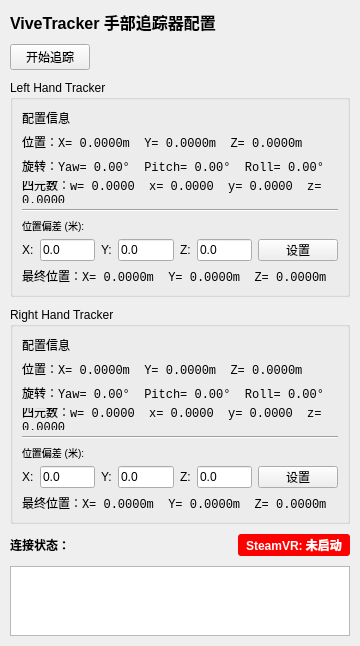
Qt form ui/vive_tracker_info_widget.ui (FOHEART/MotionGloveSDK_python) before a commit.
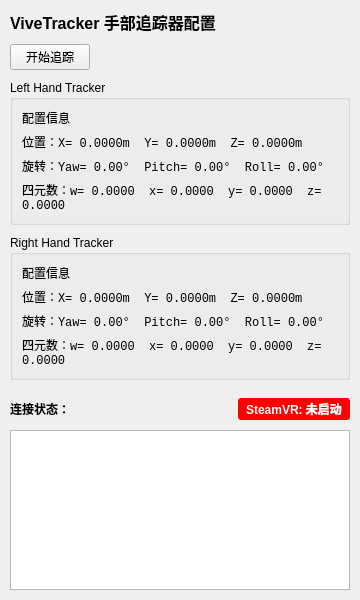
The same form after that commit.

Commit message: Refactor Vive Tracker UI and Enhance Automatic Attach/Apply Functionality

Diff of the .ui file:
```diff
--- a/ui/vive_tracker_info_widget.ui
+++ b/ui/vive_tracker_info_widget.ui
@@ -133,138 +133,6 @@
         </property>
        </widget>
       </item>
-      <item>
-       <widget class="QFrame" name="leftBiasSeparator">
-        <property name="frameShape">
-         <enum>QFrame::HLine</enum>
-        </property>
-        <property name="frameShadow">
-         <enum>QFrame::Sunken</enum>
-        </property>
-       </widget>
-      </item>
-      <item>
-       <widget class="QLabel" name="leftBiasTitle">
-        <property name="text">
-         <string>位置偏差 (米):</string>
-        </property>
-        <property name="styleSheet">
-         <string>font-size: 10px;</string>
-        </property>
-       </widget>
-      </item>
-      <item>
-       <layout class="QHBoxLayout" name="leftBiasAllLayout">
-        <item>
-         <widget class="QLabel" name="leftBiasXLabel">
-          <property name="text">
-           <string>X:</string>
-          </property>
-          <property name="maximumWidth">
-           <number>15</number>
-          </property>
-         </widget>
-        </item>
-        <item>
-         <widget class="QLineEdit" name="leftBiasXEdit">
-          <property name="text">
-           <string>0.0</string>
-          </property>
-          <property name="placeholderText">
-           <string>0.0</string>
-          </property>
-          <property name="maximumWidth">
-           <number>60</number>
-          </property>
-         </widget>
-        </item>
-        <item>
-         <widget class="QLabel" name="leftBiasYLabel">
-          <property name="text">
-           <string>Y:</string>
-          </property>
-          <property name="maximumWidth">
-           <number>15</number>
-          </property>
-         </widget>
-        </item>
-        <item>
-         <widget class="QLineEdit" name="leftBiasYEdit">
-          <property name="text">
-           <string>0.0</string>
-          </property>
-          <property name="placeholderText">
-           <string>0.0</string>
-          </property>
-          <property name="maximumWidth">
-           <number>60</number>
-          </property>
-         </widget>
-        </item>
-        <item>
-         <widget class="QLabel" name="leftBiasZLabel">
-          <property name="text">
-           <string>Z:</string>
-          </property>
-          <property name="maximumWidth">
-           <number>15</number>
-          </property>
-         </widget>
-        </item>
-        <item>
-         <widget class="QLineEdit" name="leftBiasZEdit">
-          <property name="text">
-           <string>0.0</string>
-          </property>
-          <property name="placeholderText">
-           <string>0.0</string>
-          </property>
-          <property name="maximumWidth">
-           <number>60</number>
-          </property>
-         </widget>
-        </item>
-        <item>
-         <spacer name="leftBiasSpacer">
-          <property name="orientation">
-           <enum>Qt::Horizontal</enum>
-          </property>
-          <property name="sizeHint" stdset="0">
-           <size>
-            <width>40</width>
-            <height>20</height>
-           </size>
-          </property>
-         </spacer>
-        </item>
-        <item>
-         <widget class="QPushButton" name="leftBiasSetBtn">
-          <property name="text">
-           <string>设置</string>
-          </property>
-          <property name="maximumWidth">
-           <number>50</number>
-          </property>
-         </widget>
-        </item>
-       </layout>
-      </item>
-      <item>
-       <widget class="QLabel" name="leftFinalPositionLabel">
-        <property name="text">
-         <string>最终位置：X= 0.0000m  Y= 0.0000m  Z= 0.0000m</string>
-        </property>
-        <property name="wordWrap">
-         <bool>true</bool>
-        </property>
-        <property name="font">
-         <font>
-          <family>Courier New</family>
-          <pointsize>9</pointsize>
-         </font>
-        </property>
-       </widget>
-      </item>
      </layout>
     </widget>
    </item>
@@ -335,138 +203,6 @@
         </property>
        </widget>
       </item>
-      <item>
-       <widget class="QFrame" name="rightBiasSeparator">
-        <property name="frameShape">
-         <enum>QFrame::HLine</enum>
-        </property>
-        <property name="frameShadow">
-         <enum>QFrame::Sunken</enum>
-        </property>
-       </widget>
-      </item>
-      <item>
-       <widget class="QLabel" name="rightBiasTitle">
-        <property name="text">
-         <string>位置偏差 (米):</string>
-        </property>
-        <property name="styleSheet">
-         <string>font-size: 10px;</string>
-        </property>
-       </widget>
-      </item>
-      <item>
-       <layout class="QHBoxLayout" name="rightBiasAllLayout">
-        <item>
-         <widget class="QLabel" name="rightBiasXLabel">
-          <property name="text">
-           <string>X:</string>
-          </property>
-          <property name="maximumWidth">
-           <number>15</number>
-          </property>
-         </widget>
-        </item>
-        <item>
-         <widget class="QLineEdit" name="rightBiasXEdit">
-          <property name="text">
-           <string>0.0</string>
-          </property>
-          <property name="placeholderText">
-           <string>0.0</string>
-          </property>
-          <property name="maximumWidth">
-           <number>60</number>
-          </property>
-         </widget>
-        </item>
-        <item>
-         <widget class="QLabel" name="rightBiasYLabel">
-          <property name="text">
-           <string>Y:</string>
-          </property>
-          <property name="maximumWidth">
-           <number>15</number>
-          </property>
-         </widget>
-        </item>
-        <item>
-         <widget class="QLineEdit" name="rightBiasYEdit">
-          <property name="text">
-           <string>0.0</string>
-          </property>
-          <property name="placeholderText">
-           <string>0.0</string>
-          </property>
-          <property name="maximumWidth">
-           <number>60</number>
-          </property>
-         </widget>
-        </item>
-        <item>
-         <widget class="QLabel" name="rightBiasZLabel">
-          <property name="text">
-           <string>Z:</string>
-          </property>
-          <property name="maximumWidth">
-           <number>15</number>
-          </property>
-         </widget>
-        </item>
-        <item>
-         <widget class="QLineEdit" name="rightBiasZEdit">
-          <property name="text">
-           <string>0.0</string>
-          </property>
-          <property name="placeholderText">
-           <string>0.0</string>
-          </property>
-          <property name="maximumWidth">
-           <number>60</number>
-          </property>
-         </widget>
-        </item>
-        <item>
-         <spacer name="rightBiasSpacer">
-          <property name="orientation">
-           <enum>Qt::Horizontal</enum>
-          </property>
-          <property name="sizeHint" stdset="0">
-           <size>
-            <width>40</width>
-            <height>20</height>
-           </size>
-          </property>
-         </spacer>
-        </item>
-        <item>
-         <widget class="QPushButton" name="rightBiasSetBtn">
-          <property name="text">
-           <string>设置</string>
-          </property>
-          <property name="maximumWidth">
-           <number>50</number>
-          </property>
-         </widget>
-        </item>
-       </layout>
-      </item>
-      <item>
-       <widget class="QLabel" name="rightFinalPositionLabel">
-        <property name="text">
-         <string>最终位置：X= 0.0000m  Y= 0.0000m  Z= 0.0000m</string>
-        </property>
-        <property name="wordWrap">
-         <bool>true</bool>
-        </property>
-        <property name="font">
-         <font>
-          <family>Courier New</family>
-          <pointsize>9</pointsize>
-         </font>
-        </property>
-       </widget>
-      </item>
      </layout>
     </widget>
    </item>
```
The commit also changes 15 other files.
